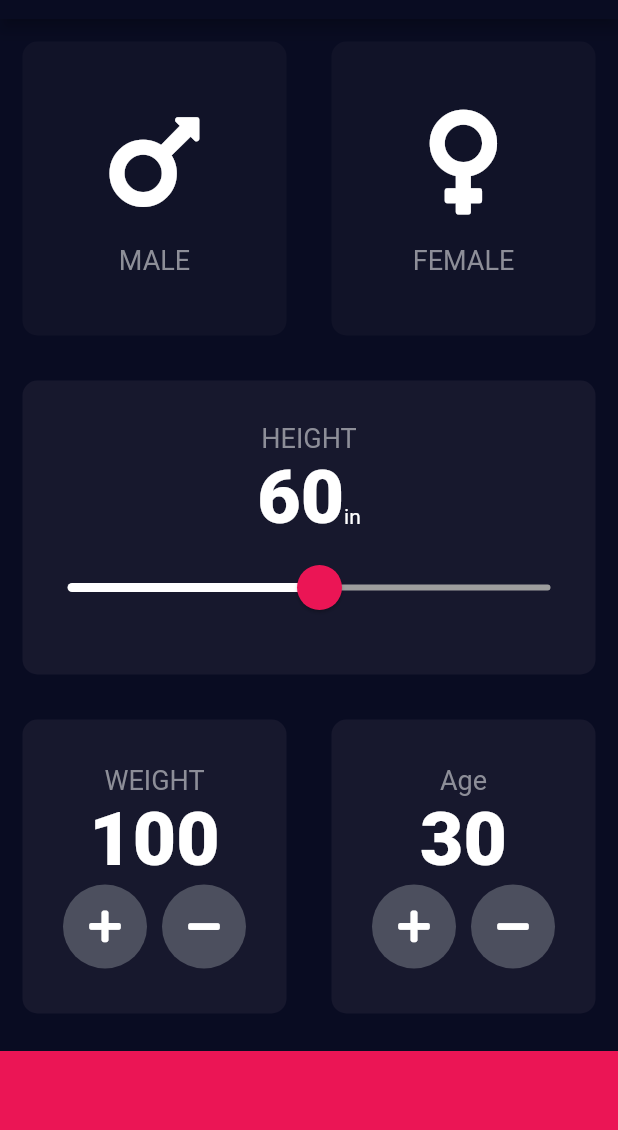
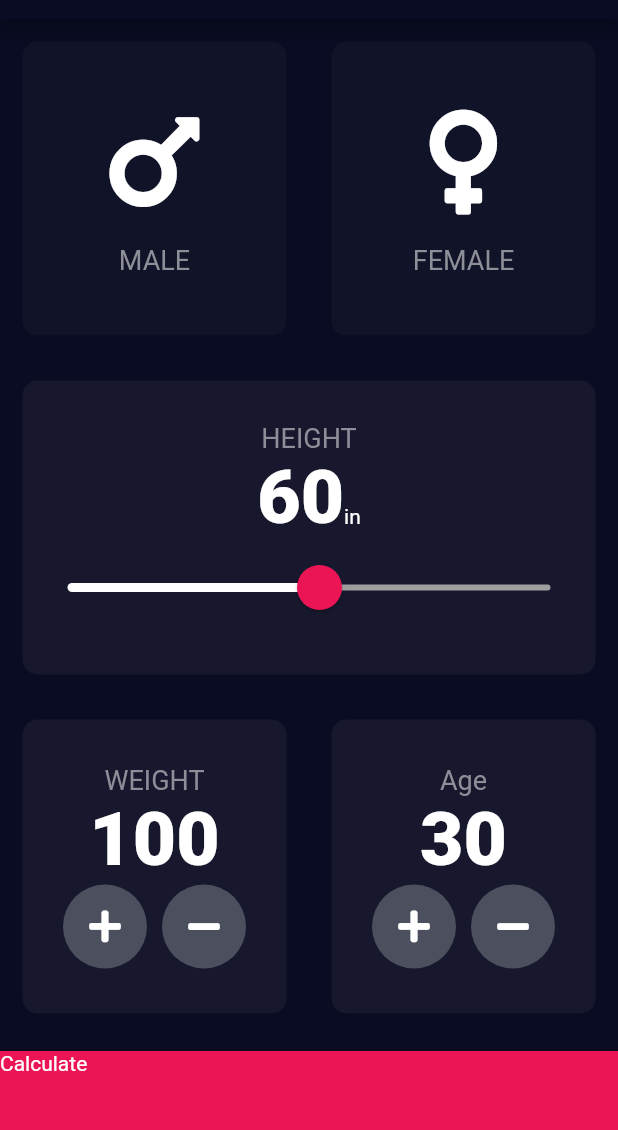
Before and after one commit to Lincxx/Flutter-BMI-Calc, a Flutter app: the screen it shows after launch, on a phone screen of 412 x 824 dp, the part 65-1195 px from its top. Run offline on Flutter 3.47's test engine with Material 2 defaults, Android fonts, the phone set to English and light mode, and no system bars; our stand-ins replace font_awesome_flutter.

Commit message:
Added in title to bottom container

```diff
--- a/lib/input_page.dart
+++ b/lib/input_page.dart
@@ -7,6 +7,7 @@ import 'package:font_awesome_flutter/font_awesome_flutter.dart';
 import 'package:bmi_calculator/reusable_card.dart';
 import 'package:bmi_calculator/icon_content.dart';
 import 'package:bmi_calculator/constants.dart';
+import 'package:bmi_calculator/results.dart';
 
 enum Gender {
   male,
@@ -206,11 +207,22 @@ class _InputPageState extends State<InputPage> {
               ],
             ),
           ),
-          Container(
-            color: kBottomCardColor,
-            margin: EdgeInsets.only(top: 10.0),
-            width: double.infinity,
-            height: kBottomContainerHeight,
+          GestureDetector(
+            onTap: () {
+              Navigator.push(
+                context,
+                MaterialPageRoute(
+                  builder: (context) => ResultsPage(),
+                ),
+              );
+            },
+            child: Container(
+              child: Text('Calculate'),
+              color: kBottomCardColor,
+              margin: EdgeInsets.only(top: 10.0),
+              width: double.infinity,
+              height: kBottomContainerHeight,
+            ),
           )
         ],
       ),
```
